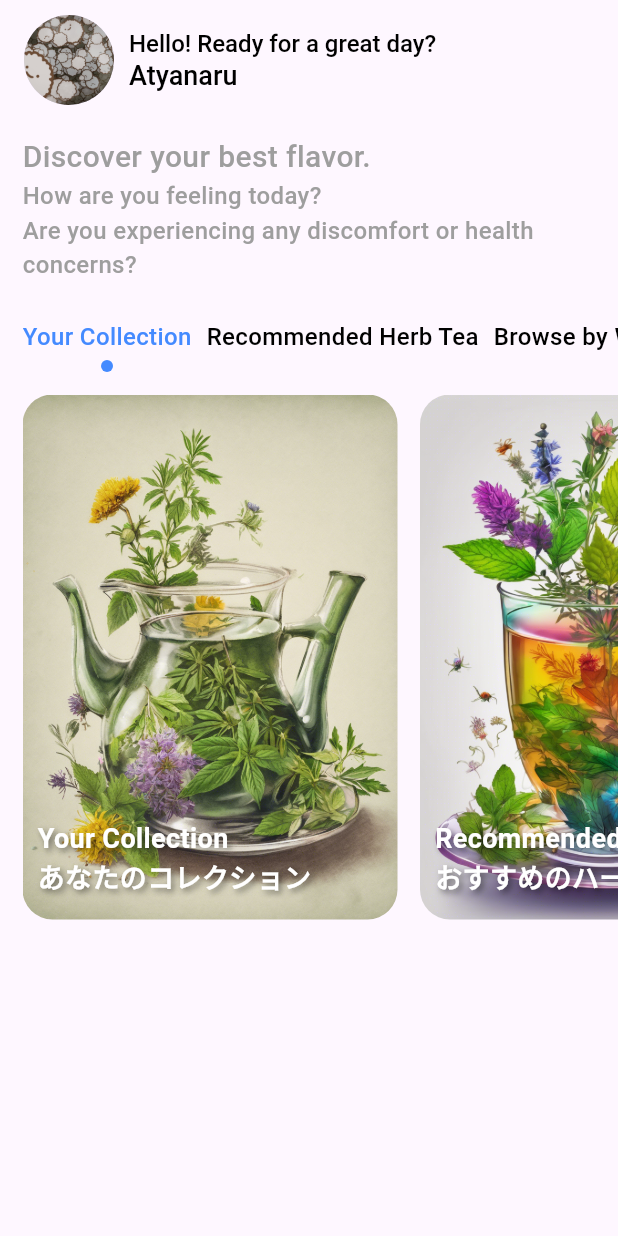
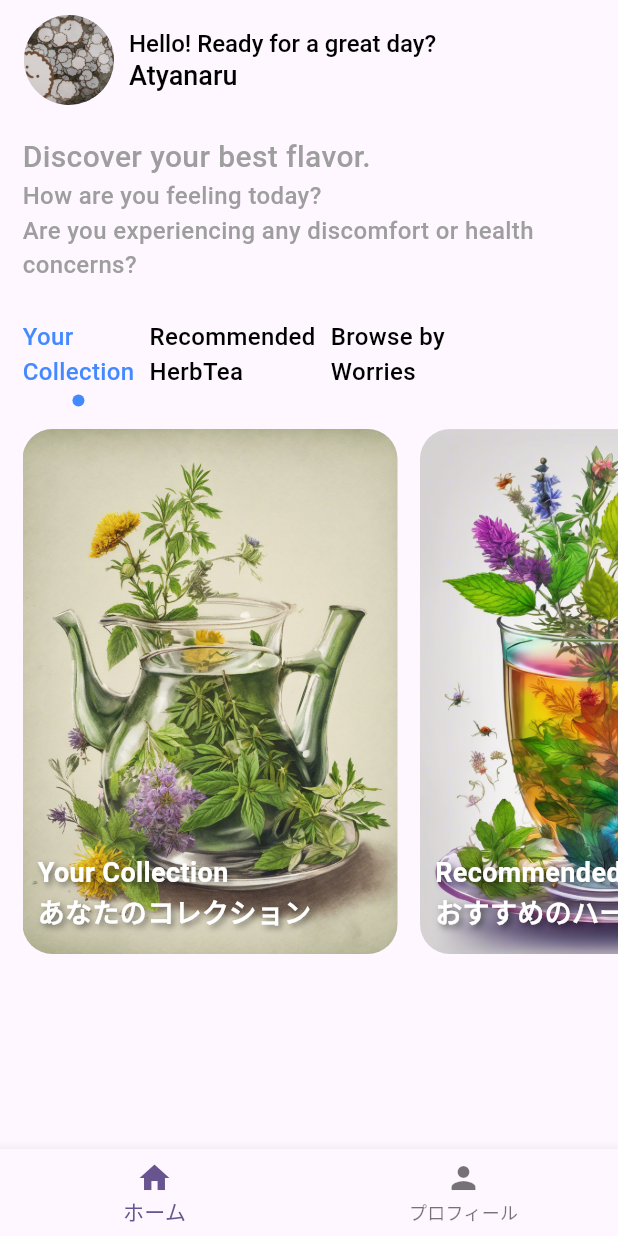
Before and after one commit to usuiayaka/fluterMock, a Flutter app: the screen it shows after launch, on a phone screen of 412 x 824 dp. Run offline on Flutter 3.47's test engine with Material 3 defaults, Android fonts, the phone set to English and light mode, and no system bars.

Commit message:
下部ナビゲーションの追加

```diff
--- a/lib/HomePage.dart
+++ b/lib/HomePage.dart
@@ -1,4 +1,5 @@
 import 'package:flutter/material.dart';
+import 'package:flutter_application_1/components/BottomNavigationBar.dart';
 
 class HomePage extends StatefulWidget {
   @override
@@ -8,6 +9,7 @@ class HomePage extends StatefulWidget {
 class _HomePageState extends State<HomePage> {
   final ScrollController _scrollController = ScrollController();
   int selectedIndex = 0;
+  int currentPageIndex = 0;
 
   final List<Map<String, String>> items = [
     {
@@ -24,6 +26,12 @@ class _HomePageState extends State<HomePage> {
     },
   ];
 
+  final List<String> Navtext = [
+    "Your\nCollection",
+    "Recommended\nHerbTea",
+    "Browse by\nWorries"
+  ];
+
   void selectCategory(int index) {
     setState(() {
       selectedIndex = index;
@@ -36,8 +44,22 @@ class _HomePageState extends State<HomePage> {
     );
   }
 
+  void onBottomNavTapped(int index) {
+    setState(() {
+      currentPageIndex = index;
+    });
+  }
+
   @override
   Widget build(BuildContext context) {
+    return Scaffold(
+      body: buildHomePageContent(),
+      bottomNavigationBar: CustomBottomNavigationBar(
+          currentIndex: currentPageIndex, onTap: onBottomNavTapped),
+    );
+  }
+
+  Widget buildHomePageContent() {
     return Scaffold(
       appBar: AppBar(
         toolbarHeight: 80,
@@ -73,7 +95,8 @@ class _HomePageState extends State<HomePage> {
           ],
         ),
       ),
-      body: Padding(
+      body: SingleChildScrollView(
+        child: Padding(
           padding: EdgeInsets.only(left: 15, top: 10),
           child: Column(
             crossAxisAlignment: CrossAxisAlignment.start,
@@ -106,7 +129,7 @@ class _HomePageState extends State<HomePage> {
                           mainAxisSize: MainAxisSize.min,
                           children: [
                             Text(
-                            items[index]["text"]!.split("\n")[0],
+                              Navtext[index],
                               style: TextStyle(
                                 fontSize: 16,
                                 fontWeight: FontWeight.w500,
@@ -117,7 +140,8 @@ class _HomePageState extends State<HomePage> {
                             ),
                             // **選択時のみ丸い下線を表示**
                             AnimatedContainer(
-                            duration: Duration(milliseconds: 300), // アニメーション効果
+                              duration:
+                                  Duration(milliseconds: 300), // アニメーション効果
                               height: 8, // 丸のサイズ
                               width: selectedIndex == index ? 8 : 0, // 選択時のみ表示
                               decoration: BoxDecoration(
@@ -133,7 +157,6 @@ class _HomePageState extends State<HomePage> {
                   ),
                 ),
               ),
-
               SizedBox(height: 15),
 
               // **横スクロールのカード**
@@ -142,12 +165,14 @@ class _HomePageState extends State<HomePage> {
                 controller: _scrollController,
                 child: Row(
                   children: items
-                    .map(
-                        (item) => buildImageCard(item["image"]!, item["text"]!))
+                      .map((item) =>
+                          buildImageCard(item["image"]!, item["text"]!))
                       .toList(),
                 ),
               ),
+              SizedBox(height: 20),
             ],
+          ),
         ),
       ),
     );
--- /dev/null
+++ b/lib/components/BottomNavigationBar.dart
@@ -0,0 +1,22 @@
+import 'package:flutter/material.dart';
+
+class CustomBottomNavigationBar extends StatelessWidget {
+  final int currentIndex;
+  final Function(int) onTap;
+
+  const CustomBottomNavigationBar(
+      {required this.currentIndex, required this.onTap, Key? key})
+      : super(key: key);
+
+  @override
+  Widget build(BuildContext context) {
+    return BottomNavigationBar(
+      currentIndex: currentIndex,
+      onTap: onTap,
+      items: const [
+        BottomNavigationBarItem(icon: Icon(Icons.home), label: "ホーム"),
+        BottomNavigationBarItem(icon: Icon(Icons.person), label: "プロフィール"),
+      ],
+    );
+  }
+}
```
Lines whose indentation alone changed are shown as unchanged.
